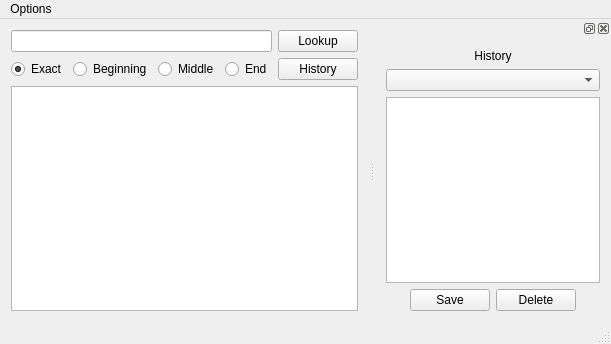
kroenecker/japanified, file mainwindow.ui: the form before one commit.
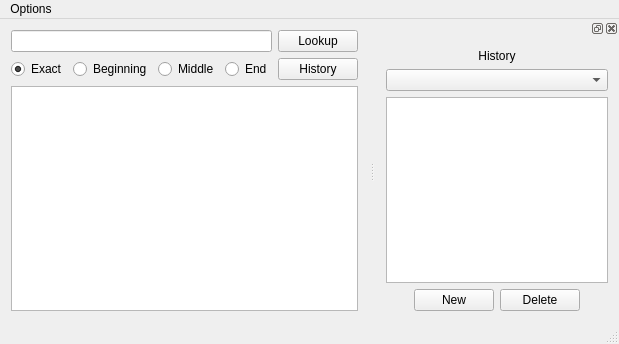
The form after the commit.

Diff of the .ui file:
```diff
--- a/mainwindow.ui
+++ b/mainwindow.ui
@@ -6,7 +6,7 @@
    <rect>
     <x>0</x>
     <y>0</y>
-    <width>611</width>
+    <width>619</width>
     <height>344</height>
    </rect>
   </property>
@@ -83,7 +83,7 @@
     <rect>
      <x>0</x>
      <y>0</y>
-     <width>611</width>
+     <width>619</width>
      <height>25</height>
     </rect>
    </property>
@@ -145,7 +145,7 @@
        <item>
         <widget class="QPushButton" name="saveHistoryPushButton">
          <property name="text">
-          <string>Save</string>
+          <string>New</string>
          </property>
         </widget>
        </item>
```
Left out of the diff: 2 changed lines with no effect on the pictures.
